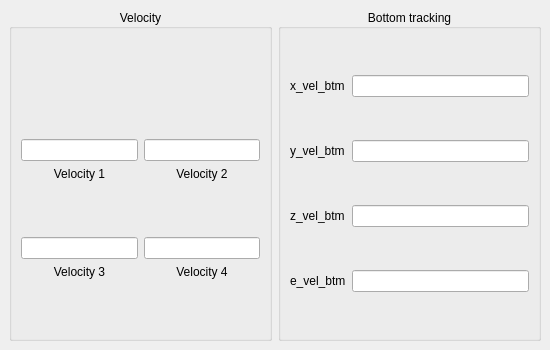
Before: the Qt Designer form rqt_dvl/resource/mainwindow.ui in sonia-auv/ros2_rqt_sonia_plugins, drawn with Qt 5.
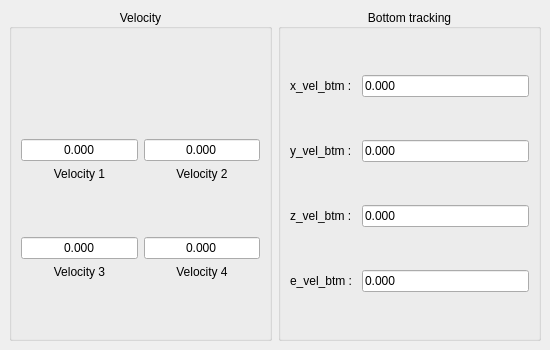
After: the same form once the commit is applied.

Commit message: LOG-110: fixed ui for better look and sizing

What changed in the file:
```diff
--- a/rqt_dvl/resource/mainwindow.ui
+++ b/rqt_dvl/resource/mainwindow.ui
@@ -51,6 +51,8 @@
       <item>
        <widget class="QLineEdit" name="vel1Textfield">
         <property name="readOnly"><bool>true</bool></property>
+        <property name="text"><string>0.000</string></property>
+        <property name="alignment"><set>Qt::AlignHCenter</set></property>
        </widget>
       </item>
       <item>
@@ -66,6 +68,8 @@
       <item>
        <widget class="QLineEdit" name="vel2Textfield">
         <property name="readOnly"><bool>true</bool></property>
+        <property name="text"><string>0.000</string></property>
+        <property name="alignment"><set>Qt::AlignHCenter</set></property>
        </widget>
       </item>
       <item>
@@ -81,6 +85,8 @@
       <item>
        <widget class="QLineEdit" name="vel3Textfield">
         <property name="readOnly"><bool>true</bool></property>
+        <property name="text"><string>0.000</string></property>
+        <property name="alignment"><set>Qt::AlignHCenter</set></property>
        </widget>
       </item>
       <item>
@@ -96,6 +102,8 @@
       <item>
        <widget class="QLineEdit" name="vel4Textfield">
         <property name="readOnly"><bool>true</bool></property>
+        <property name="text"><string>0.000</string></property>
+        <property name="alignment"><set>Qt::AlignHCenter</set></property>
        </widget>
       </item>
       <item>
@@ -120,43 +128,47 @@
       </property>
      <layout class="QGridLayout" name="gridLayout2">
       <item row="0" column="0">
-       <widget class="QLabel" name="xVelLabel : ">
-        <property name="text"><string>x_vel_btm</string></property>
+       <widget class="QLabel" name="xVelLabel">
+        <property name="text"><string>x_vel_btm : </string></property>
        </widget>
       </item>
       <item row="0" column="1">
        <widget class="QLineEdit" name="xVelTextfield">
         <property name="readOnly"><bool>true</bool></property>
+        <property name="text"><string>0.000</string></property>
        </widget>
       </item>
       <item row="1" column="0">
-       <widget class="QLabel" name="yVelLabel : ">
-        <property name="text"><string>y_vel_btm</string></property>
+       <widget class="QLabel" name="yVelLabel">
+        <property name="text"><string>y_vel_btm : </string></property>
        </widget>
       </item>
       <item row="1" column="1">
        <widget class="QLineEdit" name="yVelTextfield">
         <property name="readOnly"><bool>true</bool></property>
+        <property name="text"><string>0.000</string></property>
        </widget>
       </item>
       <item row="2" column="0">
-       <widget class="QLabel" name="zVelLabel : ">
-        <property name="text"><string>z_vel_btm</string></property>
+       <widget class="QLabel" name="zVelLabel">
+        <property name="text"><string>z_vel_btm : </string></property>
        </widget>
       </item>
       <item row="2" column="1">
        <widget class="QLineEdit" name="zVelTextfield">
         <property name="readOnly"><bool>true</bool></property>
+        <property name="text"><string>0.000</string></property>
        </widget>
       </item>
       <item row="3" column="0">
-       <widget class="QLabel" name="eVelLabel : ">
-        <property name="text"><string>e_vel_btm</string></property>
+       <widget class="QLabel" name="eVelLabel">
+        <property name="text"><string>e_vel_btm : </string></property>
        </widget>
       </item>
       <item row="3" column="1">
        <widget class="QLineEdit" name="eVelTextfield">
         <property name="readOnly"><bool>true</bool></property>
+        <property name="text"><string>0.000</string></property>
        </widget>
       </item>
      </layout>
```
